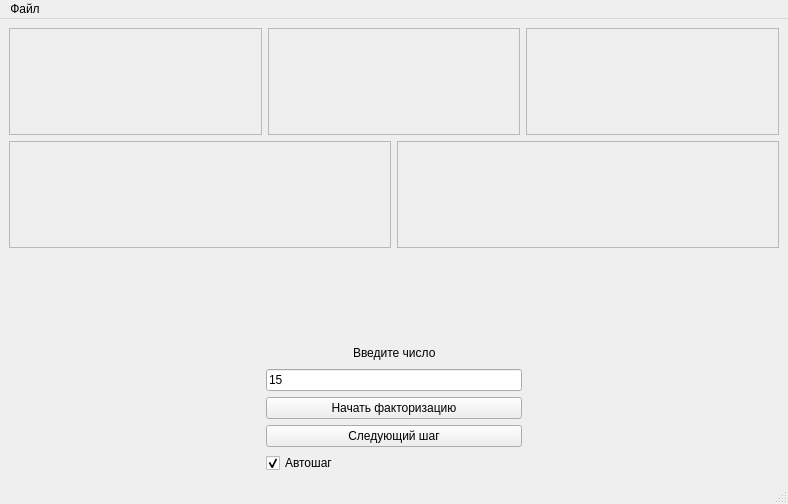
Qt form mainwindow.ui (AncientCGull/Shore) before a commit.
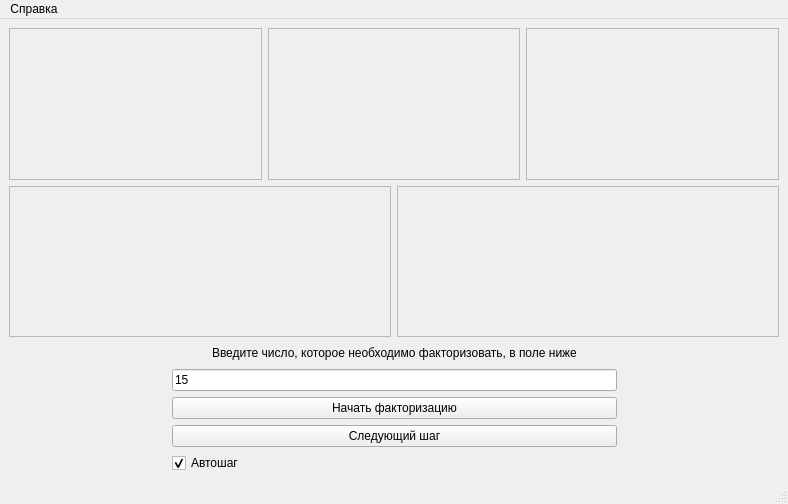
The same form after that commit.

Patch:
```diff
--- a/mainwindow.ui
+++ b/mainwindow.ui
@@ -36,7 +36,7 @@
              <x>0</x>
              <y>0</y>
              <width>249</width>
-             <height>102</height>
+             <height>139</height>
             </rect>
            </property>
            <layout class="QGridLayout" name="gridLayout_2">
@@ -71,7 +71,7 @@
              <x>0</x>
              <y>0</y>
              <width>250</width>
-             <height>102</height>
+             <height>139</height>
             </rect>
            </property>
            <layout class="QGridLayout" name="gridLayout_3">
@@ -106,7 +106,7 @@
              <x>0</x>
              <y>0</y>
              <width>249</width>
-             <height>102</height>
+             <height>139</height>
             </rect>
            </property>
            <layout class="QGridLayout" name="gridLayout_4">
@@ -145,7 +145,7 @@
              <x>0</x>
              <y>0</y>
              <width>378</width>
-             <height>101</height>
+             <height>138</height>
             </rect>
            </property>
            <layout class="QGridLayout" name="gridLayout_5">
@@ -180,7 +180,7 @@
              <x>0</x>
              <y>0</y>
              <width>378</width>
-             <height>101</height>
+             <height>138</height>
             </rect>
            </property>
            <layout class="QGridLayout" name="gridLayout_6">
@@ -222,19 +222,6 @@
       </item>
       <item>
        <layout class="QVBoxLayout" name="verticalLayout">
-        <item>
-         <spacer name="verticalSpacer">
-          <property name="orientation">
-           <enum>Qt::Vertical</enum>
-          </property>
-          <property name="sizeHint" stdset="0">
-           <size>
-            <width>20</width>
-            <height>40</height>
-           </size>
-          </property>
-         </spacer>
-        </item>
         <item>
          <layout class="QHBoxLayout" name="horizontalLayout">
           <item>
@@ -253,7 +240,7 @@
           <item>
            <widget class="QLabel" name="label">
             <property name="text">
-             <string>Введите число</string>
+             <string>Введите число, которое необходимо факторизовать, в поле ниже</string>
             </property>
            </widget>
           </item>
@@ -333,7 +320,7 @@
    </property>
    <widget class="QMenu" name="menu_file">
     <property name="title">
-     <string>Файл</string>
+     <string>Справка</string>
     </property>
     <addaction name="action_help"/>
    </widget>
```
Left out of the diff: 2 changed lines with no effect on the pictures.
